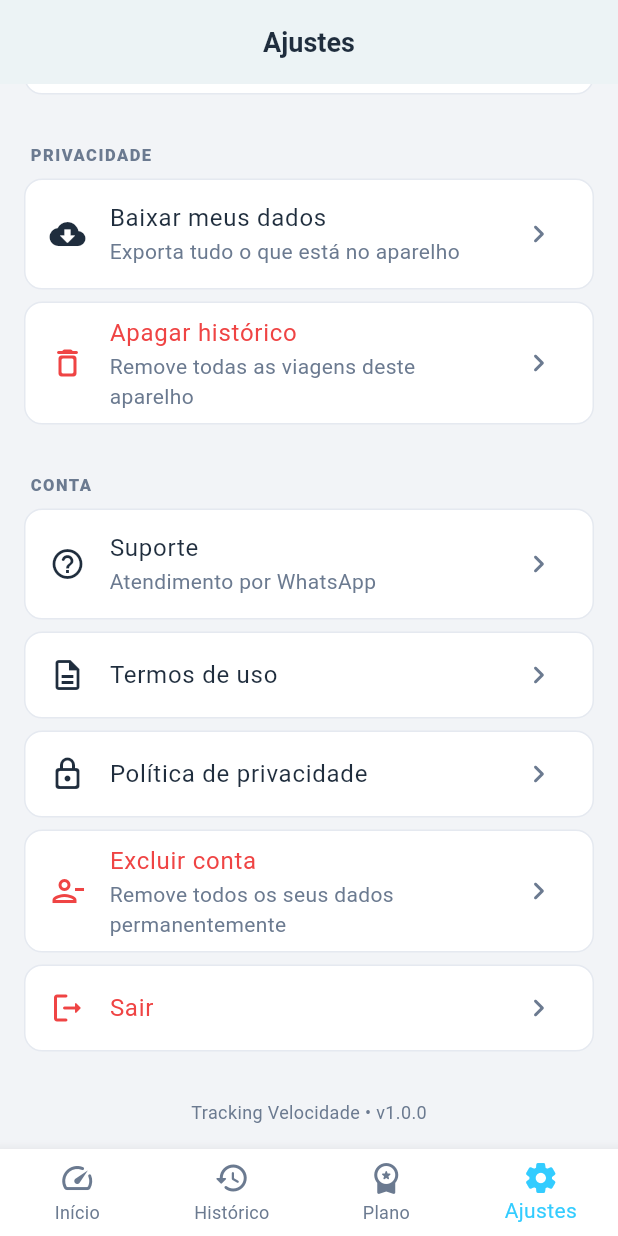
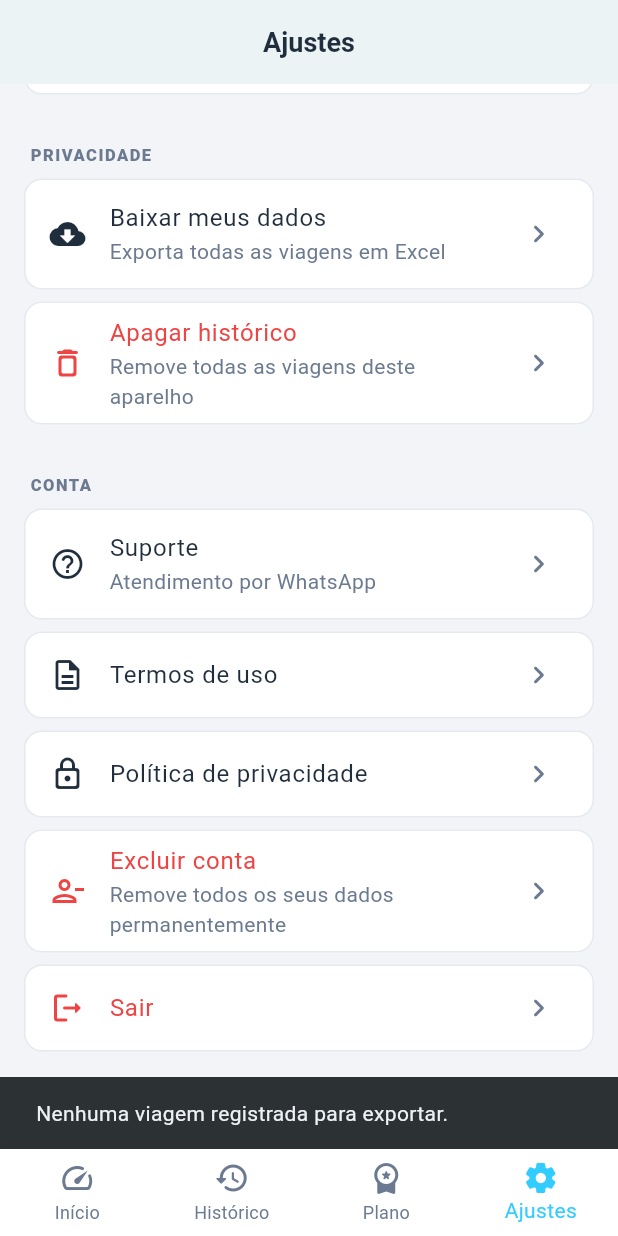
Before and after one commit to gu1m/tracking-velocity, a Flutter app: the screen it shows once a user with an empty profile is signed in, item 4 of the bottom bar chosen, scrolled down 377 dp, after a tap on "Baixar meus dados", on a phone screen of 412 x 824 dp. Run offline on Flutter 3.47's test engine with Material 3 defaults, Android fonts, the phone set to English and light mode, and no system bars; our stand-ins replace drift, drift_flutter, firebase_auth, firebase_core, fl_chart, geolocator and 5 more; missing offline and left inert: excel, flutter_background_service; accounts and stored records are empty; generated files the repository leaves out were written again; network calls fail.

Commit message:
Fix: velocidade média/pico reais + botões de ajustes funcionais
- LocationService: adiciona todayMaxSpeedKmh e todayAvgSpeedKmh
  (calculados a partir dos registros por minuto do dia)
- HomeScreen: remove valores hardcoded '54 km/h' e '92 km/h';
  conecta os cards ao LocationService via loc.todayAvgSpeedKmh e
  loc.todayMaxSpeedKmh
- StorageService: adiciona clearAllData() que remove todas as viagens
  e registros de velocidade do usuário do banco local (Drift)
- SettingsScreen: todos os botões agora funcionam:
    • Limite/Tempo: virou _InfoTile (somente leitura, sem chevron)
    • Baixar meus dados: exporta Excel via ExportService
    • Apagar histórico: dialog de confirmação + StorageService.clearAllData()
    • Suporte: abre WhatsApp via url_launcher

Co-Authored-By: Claude Sonnet 4.6 <noreply@anthropic.com>

```diff
--- a/lib/screens/home/home_screen.dart
+++ b/lib/screens/home/home_screen.dart
@@ -126,23 +126,23 @@ class HomeScreen extends StatelessWidget {
                   ],
                 ),
                 const SizedBox(height: 12),
-                const Row(
+                Row(
                   children: [
                     Expanded(
                       child: _MetricCard(
                         icon: Icons.speed_rounded,
                         color: AppColors.success,
                         label: 'Vel. média',
-                        value: '54 km/h',
+                        value: '${loc.todayAvgSpeedKmh.toStringAsFixed(0)} km/h',
                       ),
                     ),
-                    SizedBox(width: 12),
+                    const SizedBox(width: 12),
                     Expanded(
                       child: _MetricCard(
                         icon: Icons.flag_rounded,
                         color: AppColors.danger,
                         label: 'Pico',
-                        value: '92 km/h',
+                        value: '${loc.todayMaxSpeedKmh.toStringAsFixed(0)} km/h',
                       ),
                     ),
                   ],
--- a/lib/screens/settings/settings_screen.dart
+++ b/lib/screens/settings/settings_screen.dart
@@ -1,7 +1,10 @@
 import 'package:flutter/material.dart';
 import 'package:provider/provider.dart';
+import 'package:url_launcher/url_launcher.dart';
 import '../../services/auth_service.dart';
+import '../../services/export_service.dart';
 import '../../services/location_service.dart';
+import '../../services/storage_service.dart';
 import '../../theme/app_theme.dart';
 import '../legal/privacy_policy_screen.dart';
 import '../legal/terms_screen.dart';
@@ -38,31 +41,29 @@ class SettingsScreen extends StatelessWidget {
               }
             },
           ),
-          _Tile(
+          _InfoTile(
             icon: Icons.tune_rounded,
             title: 'Limite mínimo de gravação',
             subtitle: '${LocationService.minTrackingSpeedKmh.toInt()} km/h',
-            onTap: () {},
           ),
-          _Tile(
+          _InfoTile(
             icon: Icons.battery_saver_rounded,
             title: 'Tempo até encerrar viagem',
             subtitle: '${LocationService.tripIdleTimeout.inMinutes} minutos parado',
-            onTap: () {},
           ),
           const SizedBox(height: 8),
           const _SectionTitle('Privacidade'),
           _Tile(
             icon: Icons.cloud_download_rounded,
             title: 'Baixar meus dados',
-            subtitle: 'Exporta tudo o que está no aparelho',
-            onTap: () {},
+            subtitle: 'Exporta todas as viagens em Excel',
+            onTap: () => _exportData(context),
           ),
           _Tile(
             icon: Icons.delete_outline_rounded,
             title: 'Apagar histórico',
             subtitle: 'Remove todas as viagens deste aparelho',
-            onTap: () {},
+            onTap: () => _confirmClearHistory(context),
             destructive: true,
           ),
           const SizedBox(height: 8),
@@ -71,7 +72,7 @@ class SettingsScreen extends StatelessWidget {
             icon: Icons.help_outline_rounded,
             title: 'Suporte',
             subtitle: 'Atendimento por WhatsApp',
-            onTap: () {},
+            onTap: () => _openSupport(),
           ),
           _Tile(
             icon: Icons.description_outlined,
@@ -120,6 +121,62 @@ class SettingsScreen extends StatelessWidget {
         ],
       ),
     );
+  }
+
+  Future<void> _exportData(BuildContext context) async {
+    final trips = context.read<StorageService>().trips;
+    if (trips.isEmpty) {
+      ScaffoldMessenger.of(context).showSnackBar(
+        const SnackBar(content: Text('Nenhuma viagem registrada para exportar.')),
+      );
+      return;
+    }
+    try {
+      await ExportService().exportTrips(trips);
+    } catch (e) {
+      if (!context.mounted) return;
+      ScaffoldMessenger.of(context).showSnackBar(
+        SnackBar(content: Text('Erro ao exportar: $e')),
+      );
+    }
+  }
+
+  Future<void> _confirmClearHistory(BuildContext context) async {
+    final confirmed = await showDialog<bool>(
+      context: context,
+      builder: (ctx) => AlertDialog(
+        title: const Text('Apagar histórico'),
+        content: const Text(
+          'Todas as viagens salvas neste aparelho serão removidas. '
+          'Esta ação não pode ser desfeita.',
+        ),
+        actions: [
+          TextButton(
+            onPressed: () => Navigator.of(ctx).pop(false),
+            child: const Text('Cancelar'),
+          ),
+          TextButton(
+            style: TextButton.styleFrom(foregroundColor: AppColors.danger),
+            onPressed: () => Navigator.of(ctx).pop(true),
+            child: const Text('Apagar tudo'),
+          ),
+        ],
+      ),
+    );
+    if (confirmed != true || !context.mounted) return;
+    await context.read<StorageService>().clearAllData();
+    if (!context.mounted) return;
+    ScaffoldMessenger.of(context).showSnackBar(
+      const SnackBar(content: Text('Histórico apagado.')),
+    );
+  }
+
+  Future<void> _openSupport() async {
+    final uri = Uri.parse('https://wa.me/5511999999999'
+        '?text=Ol%C3%A1%2C%20preciso%20de%20ajuda%20com%20o%20Tracking%20Velocidade.');
+    if (await canLaunchUrl(uri)) {
+      await launchUrl(uri, mode: LaunchMode.externalApplication);
+    }
   }
 
   Future<void> _confirmDeleteAccount(BuildContext context) async {
@@ -235,6 +292,40 @@ class _SectionTitle extends StatelessWidget {
       );
 }
 
+// Tile somente leitura — exibe informação sem indicar que é clicável.
+class _InfoTile extends StatelessWidget {
+  final IconData icon;
+  final String title;
+  final String? subtitle;
+
+  const _InfoTile({
+    required this.icon,
+    required this.title,
+    this.subtitle,
+  });
+
+  @override
+  Widget build(BuildContext context) {
+    return Container(
+      margin: const EdgeInsets.only(bottom: 8),
+      decoration: BoxDecoration(
+        color: AppColors.surface,
+        borderRadius: BorderRadius.circular(12),
+        border: Border.all(color: AppColors.divider),
+      ),
+      child: ListTile(
+        leading: Icon(icon, color: AppColors.textSecondary),
+        title: Text(title,
+            style: const TextStyle(color: AppColors.textPrimary)),
+        subtitle: subtitle != null
+            ? Text(subtitle!,
+                style: const TextStyle(color: AppColors.textSecondary))
+            : null,
+      ),
+    );
+  }
+}
+
 class _Tile extends StatelessWidget {
   final IconData icon;
   final String title;
--- a/lib/services/location_service.dart
+++ b/lib/services/location_service.dart
@@ -49,6 +49,7 @@ class LocationService extends ChangeNotifier {
   double _currentLon = 0;
   Duration _todayActiveTime = Duration.zero;
   double _todayDistanceKm = 0;
+  double _todayMaxSpeedKmh = 0;
 
   bool get isServiceRunning => _isServiceRunning;
   bool get isTrackingActive => _isTrackingActive;
@@ -61,6 +62,11 @@ class LocationService extends ChangeNotifier {
 
   Duration get todayActiveTime => _todayActiveTime;
   double get todayDistanceKm => _todayDistanceKm;
+  double get todayMaxSpeedKmh => _todayMaxSpeedKmh;
+  double get todayAvgSpeedKmh {
+    final hours = _todayActiveTime.inSeconds / 3600.0;
+    return hours > 0 ? _todayDistanceKm / hours : 0;
+  }
 
   // ── Estado da viagem ativa ───────────────────────────────────────────────
   String? _activeTripId;
@@ -249,6 +255,7 @@ class LocationService extends ChangeNotifier {
 
     _todayActiveTime += minuteWindow;
     _todayDistanceKm += _minuteDistanceKm;
+    if (_minuteMaxSpeed > _todayMaxSpeedKmh) _todayMaxSpeedKmh = _minuteMaxSpeed;
 
     // Reinicia o buffer do minuto.
     _minuteSpeeds.clear();
```
Also changed, not shown: lib/services/storage_service.dart (+12 -0 lines).
